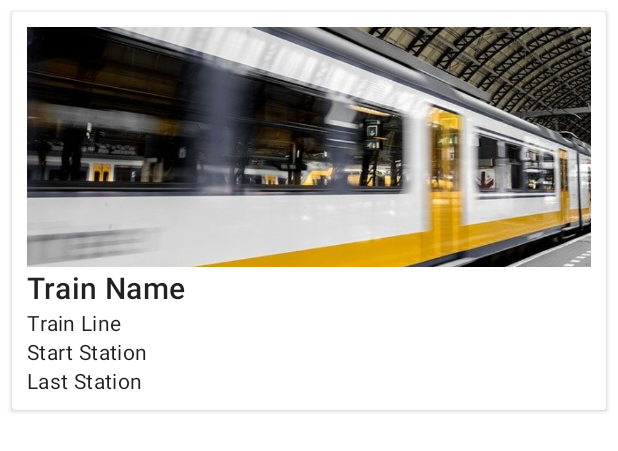
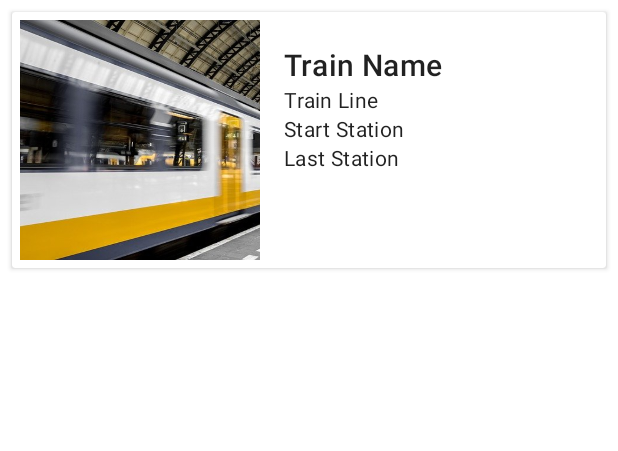
Before and after one commit to DanTheT/RailwayReservation, an Android app: the layout list_info.xml on its own in the app's theme, with its tools: preview values and no code run, on a phone screen of 412 x 824 dp. Shown: the top 451 px of the screen. Run offline under Robolectric (Android 15) with nearby library versions, the phone set to English and light mode, and no system bars.

Commit message:
Committed new adjustments

```diff
--- a/app/src/main/res/layout/list_info.xml
+++ b/app/src/main/res/layout/list_info.xml
@@ -8,19 +8,20 @@
     <LinearLayout
         android:layout_width="match_parent"
         android:layout_height="wrap_content"
-        android:orientation="vertical"
-        android:padding="10dp">
+        android:orientation="horizontal"
+        android:padding="5dp">
 
         <ImageView
-            android:layout_width="match_parent"
+            android:layout_width="160dp"
             android:layout_height="160dp"
             android:scaleType="centerCrop"
             android:src="@drawable/train" />
 
         <LinearLayout
             android:layout_width="match_parent"
-            android:layout_height="wrap_content"
-            android:orientation="vertical">
+            android:layout_height="match_parent"
+            android:orientation="vertical"
+            android:padding="16dp">
 
             <TextView
                 android:id="@+id/trainInfoName"
```
